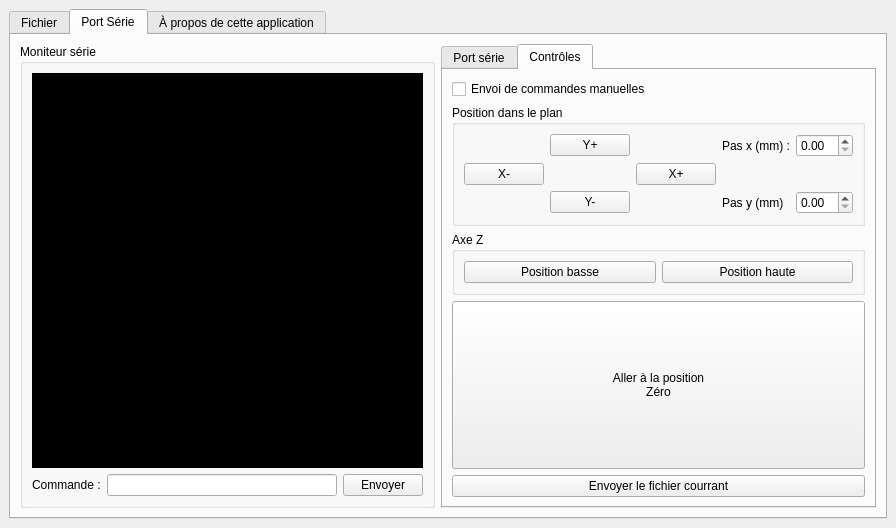
Above: PCInterface/window.ui from Klafyvel/Trace before the change. Below: the same form after it.
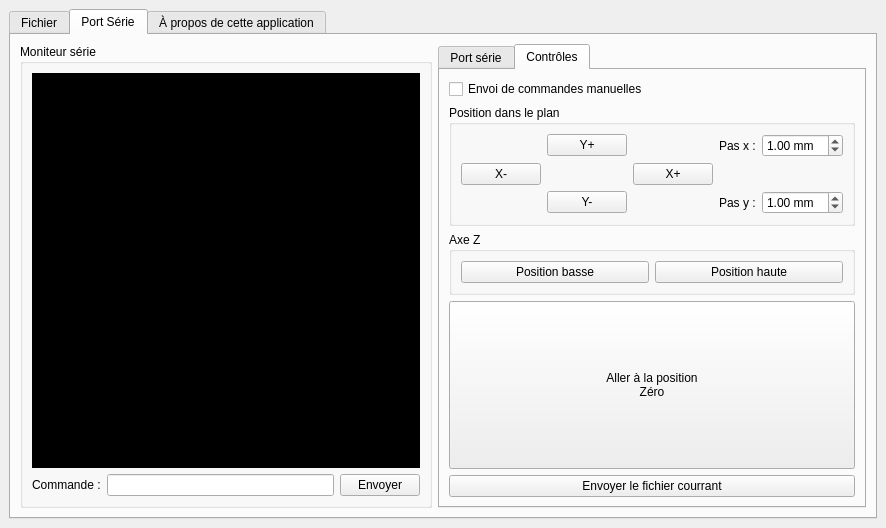
That is the form after the change. The open tabs and pages were chosen to show the change. Icons and pictures are not drawn.

Commit message: Modification mineure de l'interface

The edit to the form file:
```diff
--- a/PCInterface/window.ui
+++ b/PCInterface/window.ui
@@ -6,7 +6,7 @@
    <rect>
     <x>0</x>
     <y>0</y>
-    <width>896</width>
+    <width>886</width>
     <height>528</height>
    </rect>
   </property>
@@ -431,7 +431,7 @@
                  <item row="0" column="3">
                   <widget class="QLabel" name="label_6">
                    <property name="text">
-                    <string>Pas x (mm) :</string>
+                    <string>Pas x :</string>
                    </property>
                   </widget>
                  </item>
@@ -447,17 +447,34 @@
                   </widget>
                  </item>
                  <item row="0" column="4">
-                  <widget class="QDoubleSpinBox" name="step_x"/>
+                  <widget class="QDoubleSpinBox" name="step_x">
+                   <property name="prefix">
+                    <string/>
+                   </property>
+                   <property name="suffix">
+                    <string> mm</string>
+                   </property>
+                   <property name="value">
+                    <double>1.000000000000000</double>
+                   </property>
+                  </widget>
                  </item>
                  <item row="2" column="3">
                   <widget class="QLabel" name="label_7">
                    <property name="text">
-                    <string>Pas y (mm)</string>
+                    <string>Pas y :</string>
                    </property>
                   </widget>
                  </item>
                  <item row="2" column="4">
-                  <widget class="QDoubleSpinBox" name="step_y"/>
+                  <widget class="QDoubleSpinBox" name="step_y">
+                   <property name="suffix">
+                    <string> mm</string>
+                   </property>
+                   <property name="value">
+                    <double>1.000000000000000</double>
+                   </property>
+                  </widget>
                  </item>
                 </layout>
                </item>
```
The commit also changes 2 other files.
